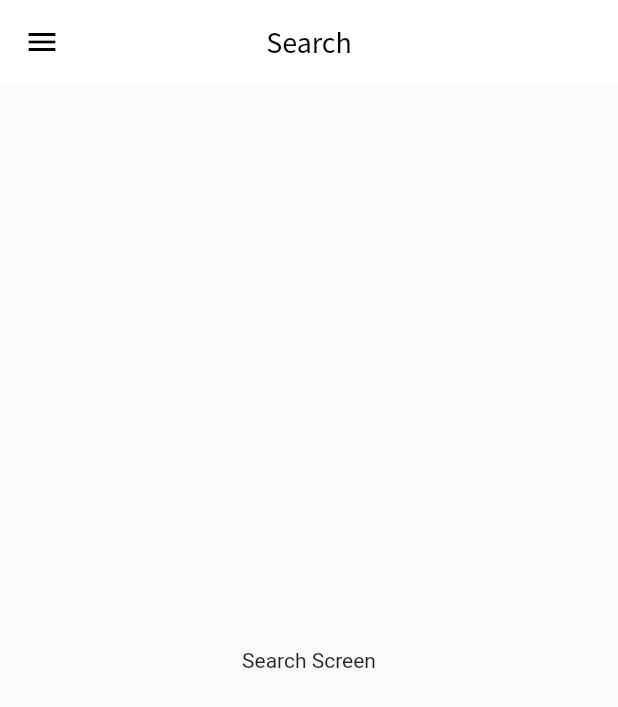
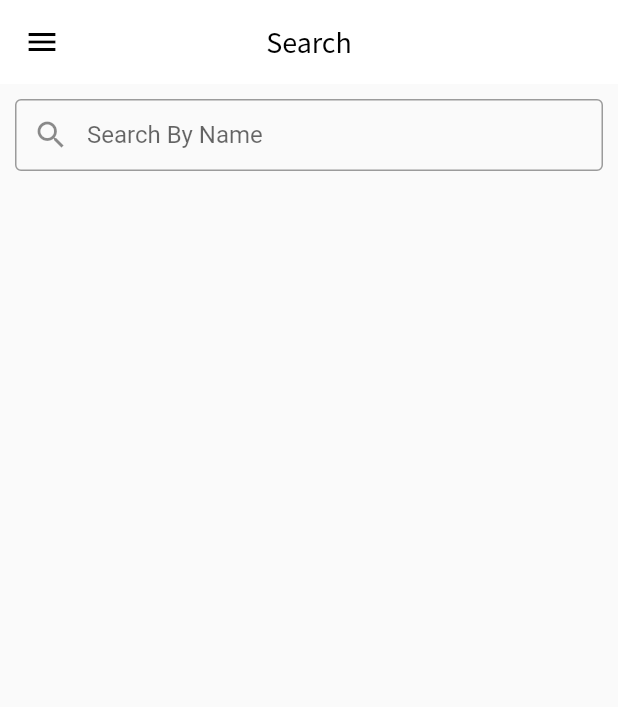
Before and after one commit to faseeh1999/find_my_school_updated, a Flutter app: the SearchScreen screen opened directly, on a phone screen of 412 x 824 dp. Shown: the top 707 px of the screen. Run offline on Flutter 3.47's test engine with Material 2 defaults, Android fonts, the phone set to English and light mode, and no system bars; our stand-ins replace animated_text_kit, carousel_slider, cloud_firestore, firebase_auth, flutter_rating_bar, flutter_spinkit and 4 more; missing offline and left inert: mailer; accounts and stored records are empty.

Commit message:
Refreshed Project
Refreshed Project.

```diff
--- a/lib/screens/search/search.dart
+++ b/lib/screens/search/search.dart
@@ -1,7 +1,55 @@
+import 'package:cloud_firestore/cloud_firestore.dart';
+import 'package:find_my_school_updated/services/search.dart';
 import 'package:find_my_school_updated/shared/drawer.dart';
 import 'package:flutter/material.dart';
 
-class SearchScreen extends StatelessWidget {
+class SearchScreen extends StatefulWidget {
+  @override
+  _SearchScreenState createState() => _SearchScreenState();
+}
+
+class _SearchScreenState extends State<SearchScreen> {
+  var queryResultSet = [];
+  var tempSearchStore = [];
+
+  initiateSearch(value) {
+    if (value.length == 0) {
+      setState(() {
+        queryResultSet = [];
+        tempSearchStore = [];
+      });
+    }
+    var capitalizedValue =
+        value.subString(0, 1).toUpperCase() + value.subString(1);
+
+    if (queryResultSet.length == 0 && value.length == 1) {
+      print(value);
+      SearchService().searchByName(value).then((QuerySnapshot docs) {
+        for (int i = 0; i < docs.documents.length; ++i) {
+          queryResultSet.add(docs.documents[i].data);
+          setState(() {
+            tempSearchStore.add(queryResultSet[i]);
+          });
+        }
+      });
+    } else {
+      tempSearchStore = [];
+      queryResultSet.forEach((element) {
+        if (element['name'].toLowerCase().contains(value.toLowerCase()) ==
+            true) {
+          if (element['name'].toLowerCase().indexOf(value.toLowerCase()) == 0) {
+            setState(() {
+              tempSearchStore.add(element);
+            });
+          }
+        }
+      });
+    }
+    if (tempSearchStore.length == 0 && value.length > 1) {
+      setState(() {});
+    }
+  }
+
   @override
   Widget build(BuildContext context) {
     return Scaffold(
@@ -16,8 +64,52 @@ class SearchScreen extends StatelessWidget {
         centerTitle: true,
       ),
       drawer: MainDrawer(),
-      body: Center(
-        child: Text("Search Screen"),
+      body: ListView(
+        children: [
+          Padding(
+            padding: const EdgeInsets.all(10.0),
+            child: TextField(
+              onChanged: (val) {
+                initiateSearch(val);
+              },
+              decoration: InputDecoration(
+                  prefixIcon: Icon(Icons.search),
+                  contentPadding: const EdgeInsets.only(left: 25.0),
+                  hintText: "Search By Name",
+                  border: OutlineInputBorder(
+                      borderRadius: BorderRadius.circular(4.0))),
+            ),
+          ),
+          SizedBox(height: 10),
+          GridView.count(
+            padding: EdgeInsets.only(left: 10, right: 10),
+            crossAxisCount: 2,
+            crossAxisSpacing: 4.0,
+            mainAxisSpacing: 4.0,
+            primary: false,
+            shrinkWrap: true,
+            children: tempSearchStore.map((e) {
+              return builResultCard(e);
+            }).toList(),
+          )
+        ],
+      ),
+    );
+  }
+
+  Widget builResultCard(e) {
+    return Card(
+      color: Colors.black,
+      shape: RoundedRectangleBorder(borderRadius: BorderRadius.circular(10.0)),
+      elevation: 2.0,
+      child: Container(
+        child: Center(
+          child: Text(
+            e['name'],
+            textAlign: TextAlign.center,
+            style: TextStyle(color: Colors.black, fontSize: 20.0),
+          ),
+        ),
       ),
     );
   }
--- a/pubspec.yaml
+++ b/pubspec.yaml
@@ -33,7 +33,7 @@ dependencies:
   flutter_spinkit: "^4.1.2"
   form_validator: ^0.1.7
   page_transition: ^1.1.7+6
-  animated_text_kit: ^3.1.2
+  animated_text_kit:
   introduction_screen: ^1.0.9
   mailer: ^3.3.0
   flutter_rating_bar: ^3.2.0+1
```
Also changed, not shown: lib/services/search.dart (added, +11 -0 lines), pubspec.lock, 2 other files.
